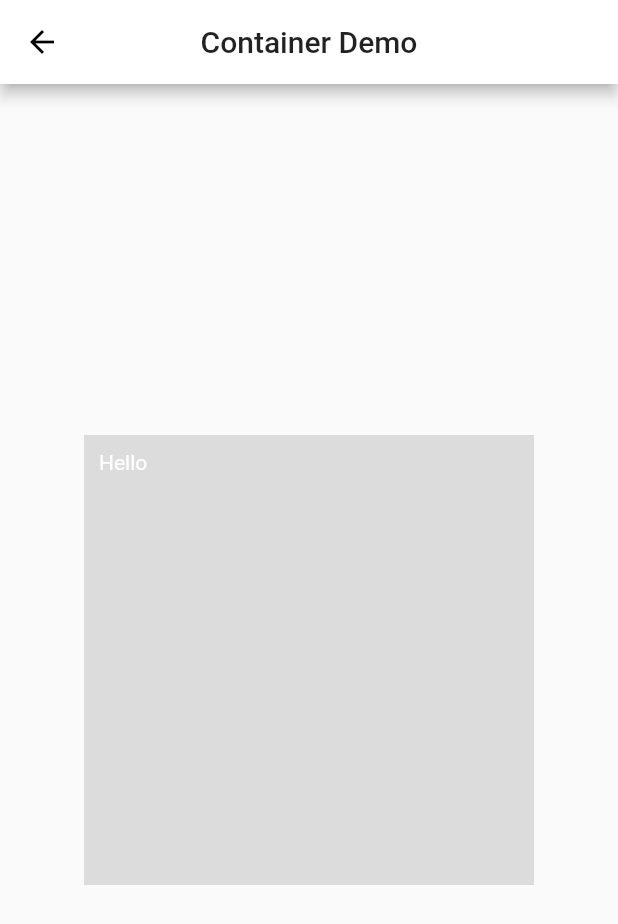
After one commit to wingsico/Apps, a Flutter app: the Widgets screen opened by its route, after a tap on "Container", on a phone screen of 412 x 824 dp. The commit adds this screen. Shown: the top 924 px of the screen. Run offline on Flutter 3.47's test engine with Material 2 defaults, Android fonts, the phone set to English and light mode, and no system bars; our stand-ins replace html_unescape.

Commit message:
feat: container wigdet demo

```diff
--- /dev/null
+++ b/lib/apps/demo/screens/container.dart
@@ -0,0 +1,19 @@
+import 'package:flutter/material.dart';
+
+class ContainerDemo extends StatelessWidget {
+  @override
+  Widget build(BuildContext context) {
+    return Scaffold(
+      appBar: AppBar(title: Text('Container Demo'), centerTitle: true),
+      body: Center(
+        child: Container(
+          width: 300,
+          height: 300,
+          padding: EdgeInsets.all(10.0),
+          decoration: BoxDecoration(color: Colors.black12),
+          child: Text('Hello', style: TextStyle(color: Colors.white)),
+        ),
+      ),
+    );
+  }
+}
--- /dev/null
+++ b/lib/apps/demo/screens/widgets.dart
@@ -0,0 +1,36 @@
+import 'package:flutter/material.dart';
+
+class Widgets extends StatelessWidget {
+  @override
+  Widget build(BuildContext context) {
+    return Scaffold(
+        appBar: AppBar(centerTitle: true, title: Text('Widgets')),
+        body: WidgetsList(prefix: '/demo_app/widgets'));
+  }
+}
+
+class WidgetsList extends StatelessWidget {
+  final widgets = {
+    'Container': '/container',
+  };
+
+  final String prefix;
+
+  WidgetsList({this.prefix, Key key}) : super(key: key);
+
+  @override
+  Widget build(BuildContext ctx) {
+    final widgetsEntity = widgets.entries.toList();
+    return ListView.builder(
+        itemCount: widgetsEntity.length,
+        itemBuilder: (context, index) {
+          return ListTile(
+            title: Text(widgetsEntity[index].key),
+            onTap: () => {
+              Navigator.of(context)
+                  .pushNamed('$prefix${widgetsEntity[index].value}')
+            },
+          );
+        });
+  }
+}
--- a/lib/main.dart
+++ b/lib/main.dart
@@ -1,7 +1,8 @@
 import 'package:flutter/material.dart';
 import 'package:Apps/apps/demo/main.dart';
 
-import 'apps/demo/screens/first_screen.dart';
+import 'apps/demo/screens/container.dart';
+import 'apps/demo/screens/widgets.dart';
 import 'apps/quiz/main.dart';
 
 void main() => runApp(MainApp());
@@ -15,7 +16,9 @@ class MainApp extends StatelessWidget {
         theme: ThemeData(primaryColor: Colors.white),
         routes: {
           '/demo_app': (BuildContext context) => DemoScreen(),
-          '/demo_app/first_screen': (BuildContext context) => FirstScreen(),
+          '/demo_app/widgets': (BuildContext context) => Widgets(),
+          '/demo_app/widgets/container': (BuildContext context) =>
+              ContainerDemo(),
           '/quiz_app': (BuildContext context) => QuizApp(),
         });
   }
```
Also changed, not shown: lib/apps/demo/main.dart (+1 -12 lines), lib/apps/demo/screens/first_screen.dart (deleted, +0 -11 lines).
